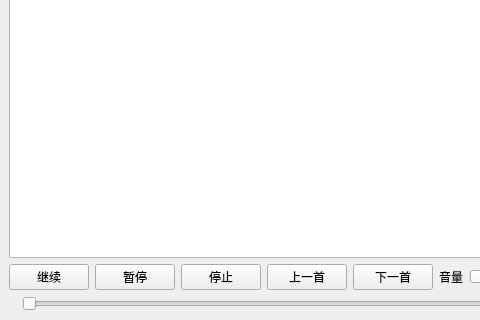
This is QPlayer/mainwindow.ui in luncky-cat/QtStudyDemo as Qt 5 draws it before an edit; both pictures show x 0 to 480 and y 125 to 445 of the 609 by 445 pixel window. The edited form follows.
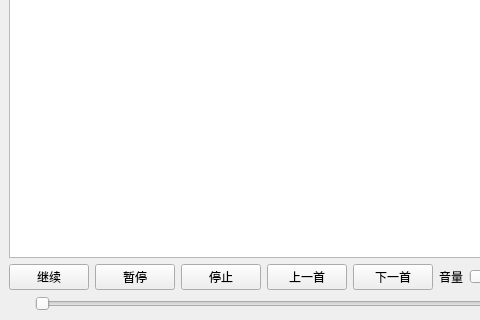
This is the edited form.

Diff of the .ui file:
```diff
--- a/QPlayer/mainwindow.ui
+++ b/QPlayer/mainwindow.ui
@@ -121,6 +121,13 @@
           </property>
          </widget>
         </item>
+        <item>
+         <widget class="QLabel" name="startTimeLab">
+          <property name="text">
+           <string/>
+          </property>
+         </widget>
+        </item>
         <item>
          <widget class="QSlider" name="songProSlider">
           <property name="orientation">
```
